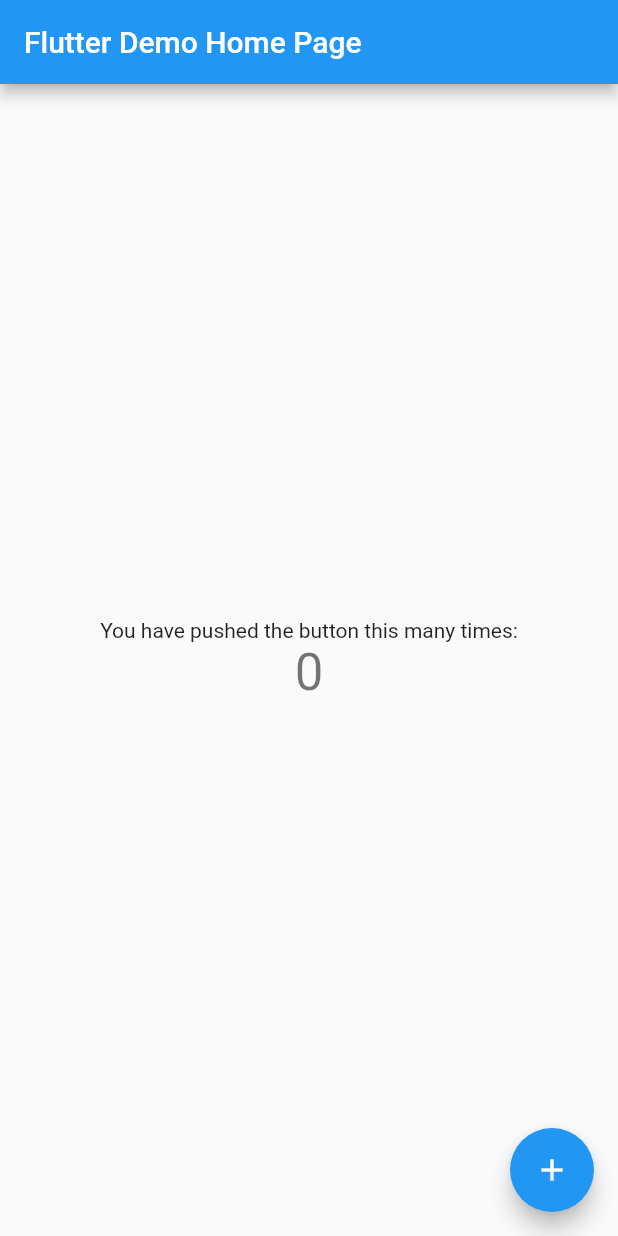
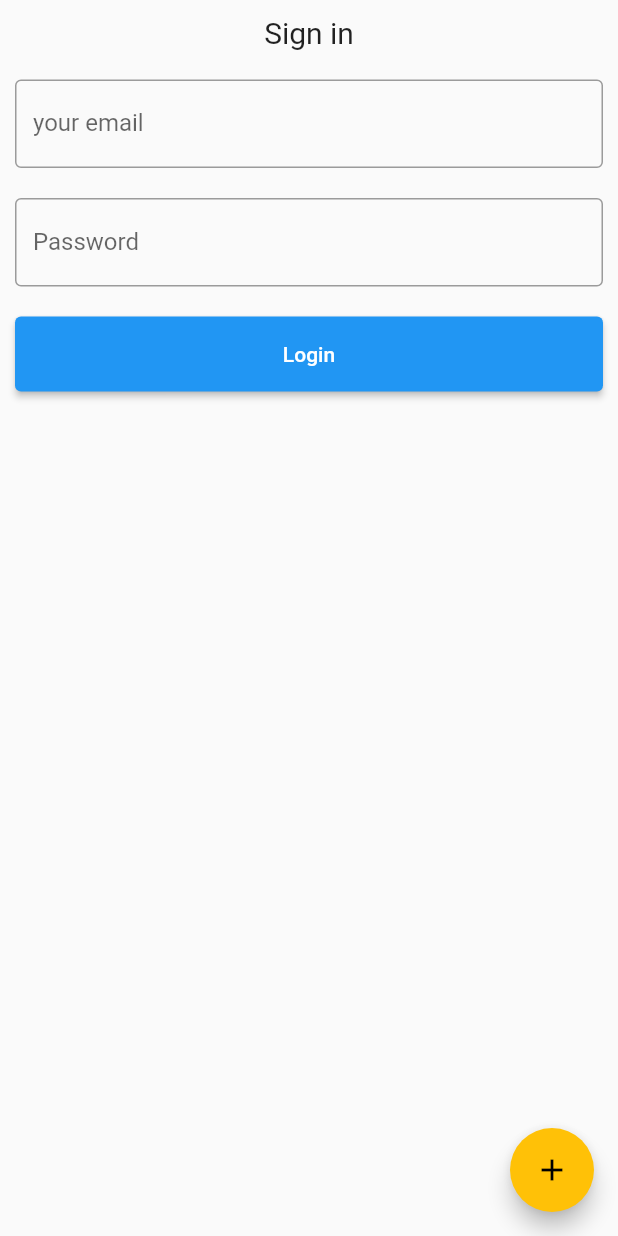
Before and after one commit to yaseen1998/FlutterProjectSeven, a Flutter app: the screen it shows after launch, on a phone screen of 412 x 824 dp. Run offline on Flutter 3.47's test engine with Material 2 defaults, Android fonts, the phone set to English and light mode, and no system bars.

Commit message:
create login

```diff
--- a/lib/main.dart
+++ b/lib/main.dart
@@ -1,7 +1,10 @@
 import 'package:flutter/material.dart';
+import 'package:project/screen/login.dart';
 
 void main() {
-  runApp(const MyApp());
+  runApp(MaterialApp(
+    home: MyApp(),
+  ));
 }
 
 class MyApp extends StatelessWidget {
@@ -10,106 +13,6 @@
   // This widget is the root of your application.
   @override
   Widget build(BuildContext context) {
-    return MaterialApp(
-      title: 'Flutter Demo flutter',
-      theme: ThemeData(
-        // This is the theme of your application.
-        //
-        // Try running your application with "flutter run". You'll see the
-        // application has a blue toolbar. Then, without quitting the app, try
-        // changing the primarySwatch below to Colors.green and then invoke
-        // "hot reload" (press "r" in the console where you ran "flutter run",
-        // or simply save your changes to "hot reload" in a Flutter IDE).
-        // Notice that the counter didn't reset back to zero; the application
-        // is not restarted.
-        primarySwatch: Colors.blue,
-      ),
-      home: const MyHomePage(title: 'Flutter Demo Home Page'),
-    );
+    return log_in();
   }
 }
-
-class MyHomePage extends StatefulWidget {
-  const MyHomePage({super.key, required this.title});
-
-  // This widget is the home page of your application. It is stateful, meaning
-  // that it has a State object (defined below) that contains fields that affect
-  // how it looks.
-
-  // This class is the configuration for the state. It holds the values (in this
-  // case the title) provided by the parent (in this case the App widget) and
-  // used by the build method of the State. Fields in a Widget subclass are
-  // always marked "final".
-
-  final String title;
-
-  @override
-  State<MyHomePage> createState() => _MyHomePageState();
-}
-
-class _MyHomePageState extends State<MyHomePage> {
-  int _counter = 0;
-
-  void _incrementCounter() {
-    setState(() {
-      // This call to setState tells the Flutter framework that something has
-      // changed in this State, which causes it to rerun the build method below
-      // so that the display can reflect the updated values. If we changed
-      // _counter without calling setState(), then the build method would not be
-      // called again, and so nothing would appear to happen.
-      _counter++;
-    });
-  }
-
-  @override
-  Widget build(BuildContext context) {
-    // This method is rerun every time setState is called, for instance as done
-    // by the _incrementCounter method above.
-    //
-    // The Flutter framework has been optimized to make rerunning build methods
-    // fast, so that you can just rebuild anything that needs updating rather
-    // than having to individually change instances of widgets.
-    return Scaffold(
-      appBar: AppBar(
-        // Here we take the value from the MyHomePage object that was created by
-        // the App.build method, and use it to set our appbar title.
-        title: Text(widget.title),
-      ),
-      body: Center(
-        // Center is a layout widget. It takes a single child and positions it
-        // in the middle of the parent.
-        child: Column(
-          // Column is also a layout widget. It takes a list of children and
-          // arranges them vertically. By default, it sizes itself to fit its
-          // children horizontally, and tries to be as tall as its parent.
-          //
-          // Invoke "debug painting" (press "p" in the console, choose the
-          // "Toggle Debug Paint" action from the Flutter Inspector in Android
-          // Studio, or the "Toggle Debug Paint" command in Visual Studio Code)
-          // to see the wireframe for each widget.
-          //
-          // Column has various properties to control how it sizes itself and
-          // how it positions its children. Here we use mainAxisAlignment to
-          // center the children vertically; the main axis here is the vertical
-          // axis because Columns are vertical (the cross axis would be
-          // horizontal).
-          mainAxisAlignment: MainAxisAlignment.center,
-          children: <Widget>[
-            const Text(
-              'You have pushed the button this many times:',
-            ),
-            Text(
-              '$_counter',
-              style: Theme.of(context).textTheme.headline4,
-            ),
-          ],
-        ),
-      ),
-      floatingActionButton: FloatingActionButton(
-        onPressed: _incrementCounter,
-        tooltip: 'Increment',
-        child: const Icon(Icons.add),
-      ), // This trailing comma makes auto-formatting nicer for build methods.
-    );
-  }
-}
--- /dev/null
+++ b/lib/screen/login.dart
@@ -0,0 +1,110 @@
+import 'package:flutter/cupertino.dart';
+import 'package:flutter/material.dart';
+
+// import 'package:lottie/lottie.dart';
+
+// import 'applcationscreen.dart';
+
+class log_in extends StatefulWidget {
+  log_in({super.key});
+
+  @override
+  State<log_in> createState() => _log_inState();
+}
+
+class _log_inState extends State<log_in> {
+  String youremail = "moawiah@123.com";
+  String Password = "1234";
+  final myemail = TextEditingController();
+  final myPassword = TextEditingController();
+  @override
+  Widget build(BuildContext context) {
+    return Scaffold(
+      floatingActionButton: FloatingActionButton(
+        onPressed: () {},
+        backgroundColor: Colors.amber,
+        child: Icon(
+          Icons.add,
+          color: Colors.black,
+        ),
+      ),
+      body: Container(
+        alignment: Alignment.center,
+        child: ListView(
+          scrollDirection: Axis.vertical,
+          children: [
+            // Lottie.network(
+            //     'https://raw.githubusercontent.com/xvrh/lottie-flutter/master/example/assets/Mobilo/A.json'),
+            Container(
+              alignment: Alignment.center,
+              padding: const EdgeInsets.all(10),
+              child: const Text(
+                'Sign in',
+                style: TextStyle(fontSize: 20),
+              ),
+            ),
+            Container(
+              padding: const EdgeInsets.all(10),
+              child: TextField(
+                controller: myemail,
+                onSubmitted: (val) {
+                  val = youremail;
+                },
+                decoration: const InputDecoration(
+                  border: OutlineInputBorder(),
+                  labelText: 'your email',
+                ),
+              ),
+            ),
+            Container(
+              padding: const EdgeInsets.fromLTRB(10, 10, 10, 0),
+              child: TextField(
+                controller: myPassword,
+                onSubmitted: (valtow) {
+                  valtow = Password;
+                },
+                obscureText: true,
+                decoration: const InputDecoration(
+                  border: OutlineInputBorder(),
+                  labelText: 'Password',
+                ),
+              ),
+            ),
+            SizedBox(
+              height: 20,
+            ),
+            GestureDetector(
+              child: Container(
+                height: 50,
+                padding: const EdgeInsets.fromLTRB(10, 0, 10, 0),
+                child: ElevatedButton(
+                  child: const Text('Login'),
+                  onPressed: () {
+                    setState(() {
+                      if (youremail == myemail.text &&
+                          Password == myPassword.text) {
+                        // Navigator.push(
+                        //   context,
+                        //   // MaterialPageRoute(
+                        //   //   builder: (context) {
+                        //   //     // return Application_Screen();
+                        //   //   },
+                        //   // ),
+                        // );
+                      } else {
+                        ScaffoldMessenger.of(context).showSnackBar(SnackBar(
+                          content: Text("Error in password or email"),
+                          duration: Duration(seconds: 5),
+                        ),);
+                      }
+                    });
+                  },
+                ),
+              ),
+            ),
+          ],
+        ),
+      ),
+    );
+  }
+}
```
